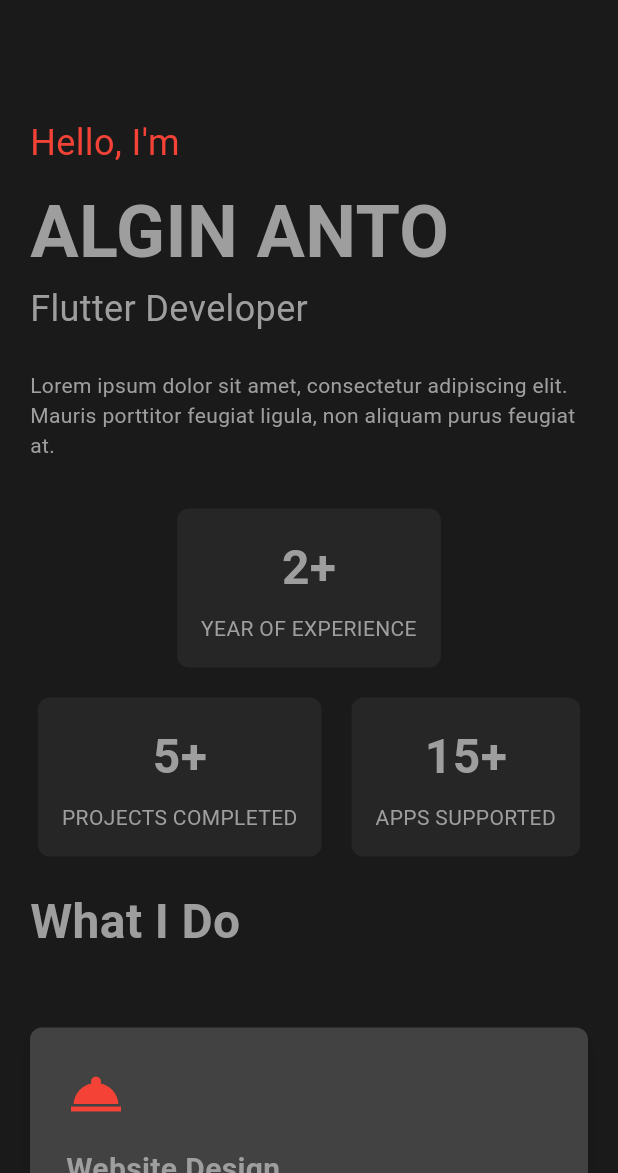
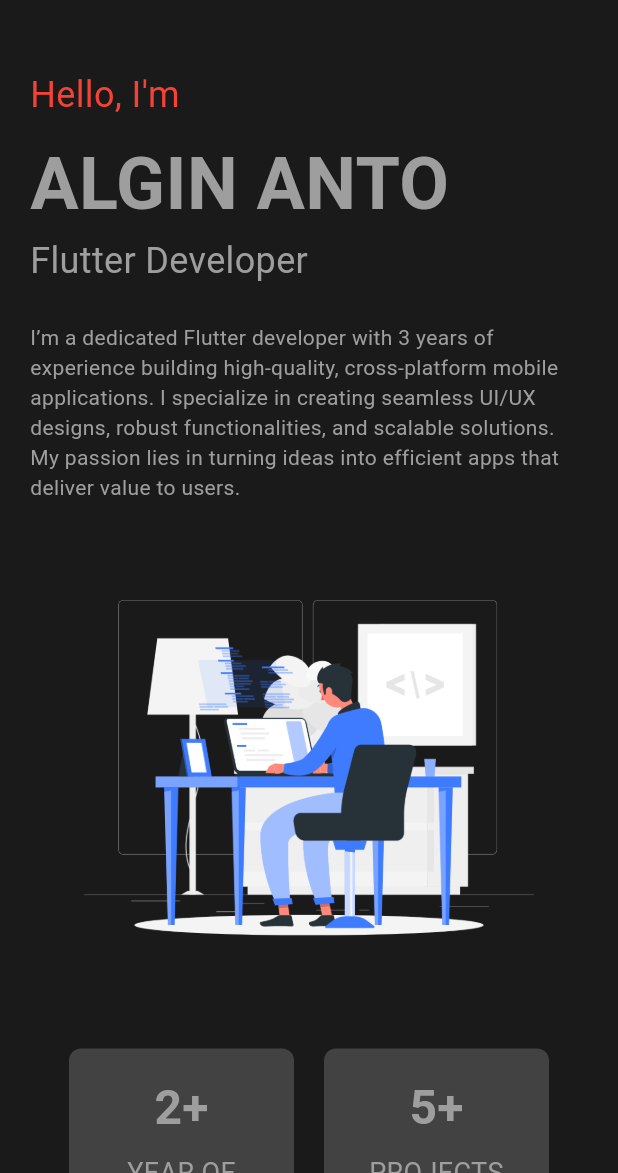
Before and after one commit to alginanto/personal_portfolio, a Flutter app: the screen it shows after launch, on a phone screen of 412 x 824 dp, the part 63-1236 px from its top. Run offline on Flutter 3.47's test engine with Material 3 defaults, Android fonts, the phone set to English and light mode, and no system bars; drawn by our look-alikes of scrollable_positioned_list; our stand-ins replace font_awesome_flutter, shared_preferences.

Commit message:
home page completed

```diff
--- a/assets/portfolio_data.json
+++ b/assets/portfolio_data.json
@@ -2,7 +2,7 @@
     "personalInfo": {
       "name": "ALGIN ANTO",
       "title": "Flutter Developer",
-      "description": "Lorem ipsum dolor sit amet, consectetur adipiscing elit. Mauris porttitor feugiat ligula, non aliquam purus feugiat at.",
+      "description": "I’m a dedicated Flutter developer with 3 years of experience building high-quality, cross-platform mobile applications. I specialize in creating seamless UI/UX designs, robust functionalities, and scalable solutions. My passion lies in turning ideas into efficient apps that deliver value to users.",
       "imageUrl": "assets/images/profile.png",
       "stats": [
         {
--- a/lib/pages/hero/hero_page.dart
+++ b/lib/pages/hero/hero_page.dart
@@ -14,29 +14,30 @@ class HeroPage extends StatelessWidget {
         return Container(
           padding: EdgeInsets.symmetric(horizontal: padding),
           child: isMobile
-              ? _buildMobileHeroContent(info)
-              : _buildDesktopHeroContent(info),
+              ? _buildMobileHeroContent(info, constraints)
+              : _buildDesktopHeroContent(info, constraints),
         );
       },
     );
   }
 
-  Widget _buildMobileHeroContent(PersonalInfo info) {
+  Widget _buildMobileHeroContent(
+      PersonalInfo info, BoxConstraints constraints) {
     return Column(
       mainAxisAlignment: MainAxisAlignment.center,
       children: [
         const SizedBox(height: 32),
-        // ClipRRect(
-        //   borderRadius: BorderRadius.circular(10),
-        //   child: Image.asset(
-        //     info.imageUrl,
-        //     height: 200,
-        //     width: 200,
-        //     fit: BoxFit.cover,
-        //   ),
-        // ),
+        _buildHeroText(info),
         const SizedBox(height: 32),
-        _buildHeroText(info),
+        ClipRRect(
+          borderRadius: BorderRadius.circular(10),
+          child: Image.asset(
+            info.imageUrl,
+            height: 300,
+            width: 300,
+            fit: BoxFit.cover,
+          ),
+        ),
         const SizedBox(height: 32),
         Wrap(
           spacing: 20,
@@ -50,36 +51,38 @@ class HeroPage extends StatelessWidget {
     );
   }
 
-  Widget _buildDesktopHeroContent(PersonalInfo info) {
-    return Row(
+  Widget _buildDesktopHeroContent(
+      PersonalInfo info, BoxConstraints constraints) {
+    return Wrap(
+      alignment: WrapAlignment.spaceBetween,
       children: [
         Expanded(
           child: Column(
             crossAxisAlignment: CrossAxisAlignment.start,
             mainAxisAlignment: MainAxisAlignment.center,
             children: [
-              _buildHeroText(info),
+              SizedBox(
+                  width: constraints.maxWidth / 2, child: _buildHeroText(info)),
               const SizedBox(height: 32),
-              Row(
+              Wrap(
+                spacing: 28,
+                runSpacing: 28,
                 children: info.stats
-                    .map((stat) => Padding(
-                          padding: const EdgeInsets.only(right: 48),
-                          child: _buildStat(stat.value, stat.label),
-                        ))
+                    .map((stat) => _buildStat(stat.value, stat.label))
                     .toList(),
               ),
             ],
           ),
         ),
-        // ClipRRect(
-        //   borderRadius: BorderRadius.circular(10),
-        //   child: Image.asset(
-        //     info.imageUrl,
-        //     height: 400,
-        //     width: 400,
-        //     fit: BoxFit.cover,
-        //   ),
-        // ),
+        ClipRRect(
+          borderRadius: BorderRadius.circular(10),
+          child: Image.asset(
+            info.imageUrl,
+            height: 400,
+            width: 400,
+            fit: BoxFit.cover,
+          ),
+        ),
       ],
     );
   }
@@ -115,12 +118,15 @@ class HeroPage extends StatelessWidget {
 
   Widget _buildStat(String value, String label) {
     return Container(
+      width: 150,
+      height: 150,
       padding: const EdgeInsets.all(16),
       decoration: BoxDecoration(
-        color: Colors.grey[800]?.withOpacity(0.3),
+        color: Colors.grey[800],
         borderRadius: BorderRadius.circular(8),
       ),
       child: Column(
+        mainAxisSize: MainAxisSize.min,
         children: [
           Text(
             value,
@@ -132,7 +138,7 @@ class HeroPage extends StatelessWidget {
           const SizedBox(height: 8),
           Text(
             label,
-            style: const TextStyle(color: Colors.grey),
+            style: const TextStyle(color: Colors.grey, fontSize: 18),
             textAlign: TextAlign.center,
           ),
         ],
```
